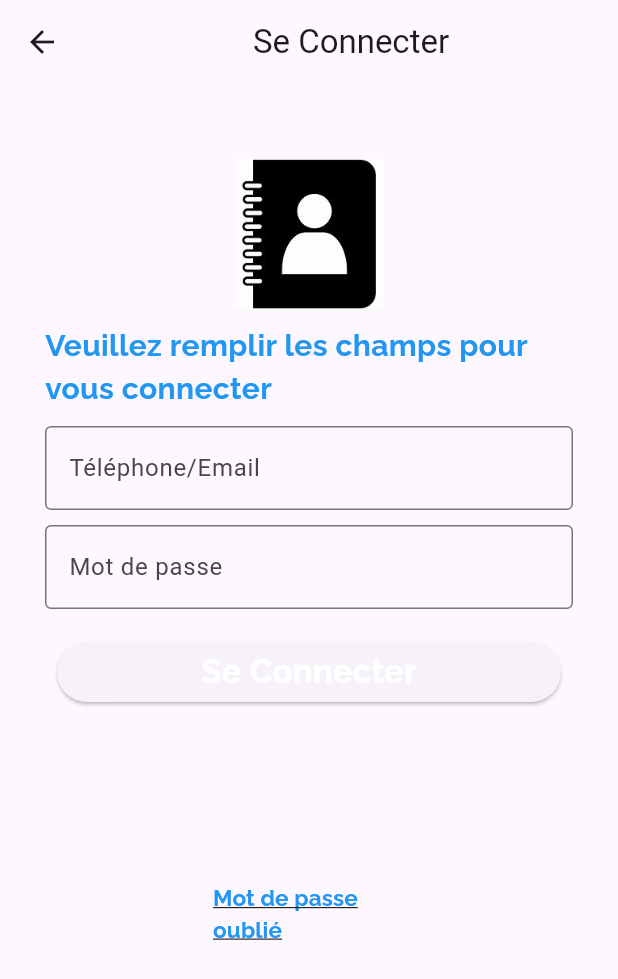
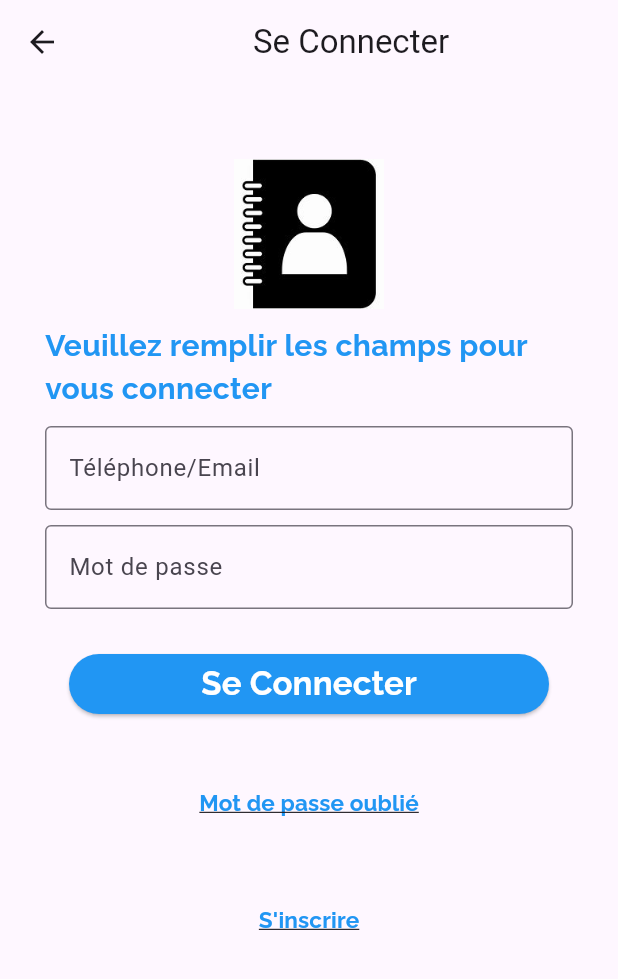
Before and after one commit to Mouhamed-B/tiakbookapp, a Flutter app: the Connexion screen opened directly, on a phone screen of 412 x 824 dp. Shown: the top 979 px of the screen. Run offline on Flutter 3.47's test engine with Material 3 defaults, Android fonts, the phone set to English and light mode, and no system bars; our stand-ins replace cloud_firestore, firebase_auth, firebase_core, google_fonts; accounts and stored records are empty; network calls fail.

Commit message:
fi:buttons

```diff
--- a/lib/src/screens/home.dart
+++ b/lib/src/screens/home.dart
@@ -11,6 +11,7 @@ class Home extends StatelessWidget {
   @override
   Widget build(BuildContext context) {
     return MaterialApp(
+      debugShowCheckedModeBanner: false,
       home: Scaffold(
         backgroundColor: Colors.white,
         body: Builder(
@@ -56,6 +57,7 @@ class Home extends StatelessWidget {
                           Padding(
                             padding: const EdgeInsets.all(16.0),
                             child: ElevatedButton(
+                              style: ElevatedButton.styleFrom(backgroundColor: Colors.blue),
                               onPressed: () {
                                 Navigator.of(context).push(MaterialPageRoute(
                                     builder: (context) => Explorer()));
@@ -78,6 +80,7 @@ class Home extends StatelessWidget {
                           Padding(
                             padding: const EdgeInsets.all(16.0),
                             child: ElevatedButton(
+                              style: ElevatedButton.styleFrom(backgroundColor: Colors.blue),
                               onPressed: () {
                                 Navigator.push(
                                     context,
@@ -102,6 +105,7 @@ class Home extends StatelessWidget {
                           Padding(
                             padding: const EdgeInsets.all(16),
                             child: ElevatedButton(
+                              style: ElevatedButton.styleFrom(backgroundColor: Colors.blue),
                               onPressed: () {
                                 Navigator.push(
                                     context,
--- a/lib/src/screens/login_page.dart
+++ b/lib/src/screens/login_page.dart
@@ -81,8 +81,9 @@ class _ConnexionState extends State<Connexion> {
                 ),
                 SizedBox(height: 10.0),
                 Padding(
-                  padding: const EdgeInsets.all(8.0),
+                  padding: const EdgeInsets.all(16.0),
                   child: ElevatedButton(
+                    style: ElevatedButton.styleFrom(backgroundColor: Colors.blue),
                     onPressed: () async {
                       await authService
                           .signin(
@@ -114,7 +115,7 @@ class _ConnexionState extends State<Connexion> {
                 ),
                 Padding(
                   padding: const EdgeInsets.symmetric(
-                      horizontal: 100, vertical: 100),
+                      horizontal: 15, vertical: 15),
                   child: TextButton(
                     onPressed: () {
                       Navigator.push(
@@ -135,7 +136,7 @@ class _ConnexionState extends State<Connexion> {
                 ),
                 Padding(
                   padding: const EdgeInsets.symmetric(
-                      horizontal: 100, vertical: 100),
+                      horizontal: 15, vertical: 15),
                   child: TextButton(
                     onPressed: () {
                       Navigator.push(
@@ -213,7 +214,7 @@ class _MotDePasseState extends State<MotDePasse> {
                       ),
                       SizedBox(height: 10.0),
                       Padding(
-                        padding: const EdgeInsets.all(8.0),
+                        padding: const EdgeInsets.all(16.0),
                         child: ElevatedButton(
                           onPressed: () {},
                           child: Text(
```
Also changed, not shown: lib/src/screens/client_signup.dart (+8 -6 lines), lib/src/screens/deliverer_signup.dart (+5 -6 lines), lib/src/widgets/deliverer_card.dart (+8 -6 lines).
